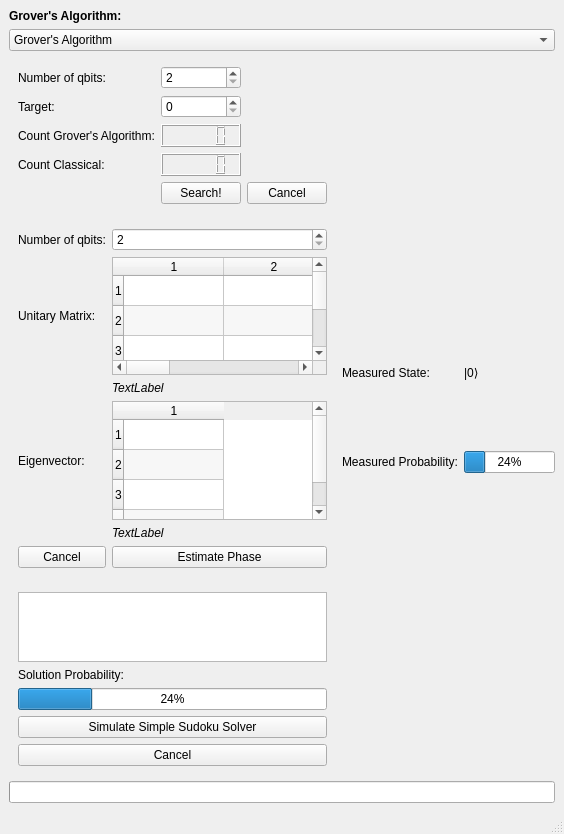
Old version of the form qcp/gui/form.ui in the repository Tiernan8r/quantum_computing_project.
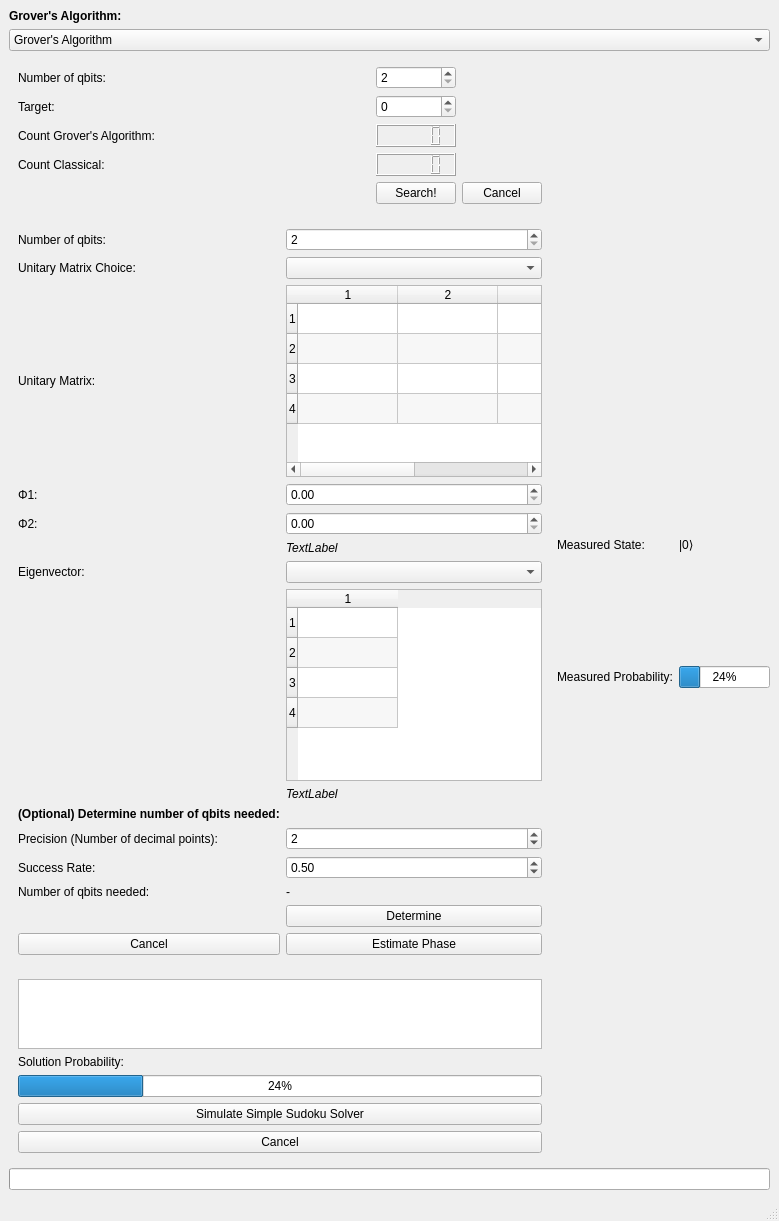
New version of the form.

Commit message: move unitary matrices enum out of qcp/cli to qcp/algorithms

What changed in the file:
```diff
--- a/qcp/gui/form.ui
+++ b/qcp/gui/form.ui
@@ -339,7 +339,7 @@
           <layout class="QVBoxLayout" name="verticalLayout_2">
            <item>
             <layout class="QGridLayout" name="phase_estimation_grid_layout">
-             <item row="4" column="1">
+             <item row="10" column="2">
               <widget class="QLabel" name="unitary_error_label">
                <property name="palette">
                 <palette>
@@ -469,33 +469,8 @@
                </property>
               </widget>
              </item>
-             <item row="6" column="1">
-              <widget class="QTableWidget" name="table_input_eigenvector_pe">
-               <property name="alternatingRowColors">
-                <bool>true</bool>
-               </property>
-               <property name="rowCount">
-                <number>4</number>
-               </property>
-               <property name="columnCount">
-                <number>1</number>
-               </property>
-               <row/>
-               <row/>
-               <row/>
-               <row/>
-               <column/>
-              </widget>
-             </item>
-             <item row="2" column="0">
-              <widget class="QLabel" name="label_unitary_pe">
-               <property name="text">
-                <string>Unitary Matrix:</string>
-               </property>
-              </widget>
-             </item>
-             <item row="1" column="1">
-              <spacer name="verticalSpacer_11">
+             <item row="9" column="2">
+              <spacer name="verticalSpacer_10">
                <property name="orientation">
                 <enum>Qt::Vertical</enum>
                </property>
@@ -507,15 +482,22 @@
                </property>
               </spacer>
              </item>
-             <item row="10" column="1">
-              <widget class="QPushButton" name="estimate_phase_button_pe">
+             <item row="19" column="0">
+              <widget class="QLabel" name="label_optional_determine">
                <property name="text">
-                <string>Estimate Phase</string>
+                <string>&lt;html&gt;&lt;head/&gt;&lt;body&gt;&lt;p&gt;&lt;span style=&quot; font-weight:700;&quot;&gt;(Optional) Determine number of qbits needed:&lt;/span&gt;&lt;/p&gt;&lt;/body&gt;&lt;/html&gt;</string>
                </property>
               </widget>
              </item>
-             <item row="7" column="1">
-              <spacer name="verticalSpacer_8">
+             <item row="6" column="2">
+              <widget class="QDoubleSpinBox" name="phi_1_spin_box">
+               <property name="singleStep">
+                <double>0.100000000000000</double>
+               </property>
+              </widget>
+             </item>
+             <item row="17" column="2">
+              <spacer name="verticalSpacer_7">
                <property name="orientation">
                 <enum>Qt::Vertical</enum>
                </property>
@@ -527,15 +509,72 @@
                </property>
               </spacer>
              </item>
+             <item row="27" column="0">
+              <widget class="QPushButton" name="cancel_button_pe">
+               <property name="text">
+                <string>Cancel</string>
+               </property>
+              </widget>
+             </item>
              <item row="6" column="0">
+              <widget class="QLabel" name="label_phi_1">
+               <property name="text">
+                <string>Φ1:</string>
+               </property>
+              </widget>
+             </item>
+             <item row="11" column="2">
+              <spacer name="verticalSpacer_9">
+               <property name="orientation">
+                <enum>Qt::Vertical</enum>
+               </property>
+               <property name="sizeHint" stdset="0">
+                <size>
+                 <width>20</width>
+                 <height>40</height>
+                </size>
+               </property>
+              </spacer>
+             </item>
+             <item row="2" column="2">
+              <widget class="QComboBox" name="unitary_matrix_combo_box"/>
+             </item>
+             <item row="8" column="2">
+              <widget class="QDoubleSpinBox" name="phi_2_spinbox">
+               <property name="singleStep">
+                <double>0.100000000000000</double>
+               </property>
+              </widget>
+             </item>
+             <item row="8" column="0">
+              <widget class="QLabel" name="label_phi_2">
+               <property name="text">
+                <string>Φ2:</string>
+               </property>
+              </widget>
+             </item>
+             <item row="22" column="0">
+              <spacer name="verticalSpacer_27">
+               <property name="orientation">
+                <enum>Qt::Vertical</enum>
+               </property>
+               <property name="sizeHint" stdset="0">
+                <size>
+                 <width>20</width>
+                 <height>40</height>
+                </size>
+               </property>
+              </spacer>
+             </item>
+             <item row="12" column="0">
               <widget class="QLabel" name="label_eigenvactor_pe">
                <property name="text">
                 <string>Eigenvector:</string>
                </property>
               </widget>
              </item>
-             <item row="5" column="1">
-              <spacer name="verticalSpacer_9">
+             <item row="20" column="0">
+              <spacer name="verticalSpacer_26">
                <property name="orientation">
                 <enum>Qt::Vertical</enum>
                </property>
@@ -547,165 +586,22 @@
                </property>
               </spacer>
              </item>
-             <item row="3" column="1">
-              <spacer name="verticalSpacer_10">
-               <property name="orientation">
-                <enum>Qt::Vertical</enum>
-               </property>
-               <property name="sizeHint" stdset="0">
-                <size>
-                 <width>20</width>
-                 <height>40</height>
-                </size>
-               </property>
-              </spacer>
-             </item>
-             <item row="0" column="1">
+             <item row="0" column="2">
               <widget class="QSpinBox" name="input_nqbits_pe">
                <property name="minimum">
                 <number>2</number>
                </property>
               </widget>
              </item>
-             <item row="8" column="1">
-              <widget class="QLabel" name="eigenvector_error_label">
-               <property name="palette">
-                <palette>
-                 <active>
-                  <colorrole role="WindowText">
-                   <brush brushstyle="SolidPattern">
-                    <color alpha="255">
-                     <red>255</red>
-                     <green>0</green>
-                     <blue>0</blue>
-                    </color>
-                   </brush>
-                  </colorrole>
-                  <colorrole role="Text">
-                   <brush brushstyle="SolidPattern">
-                    <color alpha="255">
-                     <red>255</red>
-                     <green>0</green>
-                     <blue>0</blue>
-                    </color>
-                   </brush>
-                  </colorrole>
-                  <colorrole role="BrightText">
-                   <brush brushstyle="SolidPattern">
-                    <color alpha="255">
-                     <red>255</red>
-                     <green>0</green>
-                     <blue>0</blue>
-                    </color>
-                   </brush>
-                  </colorrole>
-                  <colorrole role="ButtonText">
-                   <brush brushstyle="SolidPattern">
-                    <color alpha="255">
-                     <red>255</red>
-                     <green>0</green>
-                     <blue>0</blue>
-                    </color>
-                   </brush>
-                  </colorrole>
-                 </active>
-                 <inactive>
-                  <colorrole role="WindowText">
-                   <brush brushstyle="SolidPattern">
-                    <color alpha="255">
-                     <red>0</red>
-                     <green>0</green>
-                     <blue>0</blue>
-                    </color>
-                   </brush>
-                  </colorrole>
-                  <colorrole role="Text">
-                   <brush brushstyle="SolidPattern">
-                    <color alpha="255">
-                     <red>0</red>
-                     <green>0</green>
-                     <blue>0</blue>
-                    </color>
-                   </brush>
-                  </colorrole>
-                  <colorrole role="BrightText">
-                   <brush brushstyle="SolidPattern">
-                    <color alpha="255">
-                     <red>255</red>
-                     <green>255</green>
-                     <blue>255</blue>
-                    </color>
-                   </brush>
-                  </colorrole>
-                  <colorrole role="ButtonText">
-                   <brush brushstyle="SolidPattern">
-                    <color alpha="255">
-                     <red>0</red>
-                     <green>0</green>
-                     <blue>0</blue>
-                    </color>
-                   </brush>
-                  </colorrole>
-                 </inactive>
-                 <disabled>
-                  <colorrole role="WindowText">
-                   <brush brushstyle="SolidPattern">
-                    <color alpha="255">
-                     <red>190</red>
-                     <green>190</green>
-                     <blue>190</blue>
-                    </color>
-                   </brush>
-                  </colorrole>
-                  <colorrole role="Text">
-                   <brush brushstyle="SolidPattern">
-                    <color alpha="255">
-                     <red>190</red>
-                     <green>190</green>
-                     <blue>190</blue>
-                    </color>
-                   </brush>
-                  </colorrole>
-                  <colorrole role="BrightText">
-                   <brush brushstyle="SolidPattern">
-                    <color alpha="255">
-                     <red>255</red>
-                     <green>0</green>
-                     <blue>0</blue>
-                    </color>
-                   </brush>
-                  </colorrole>
-                  <colorrole role="ButtonText">
-                   <brush brushstyle="SolidPattern">
-                    <color alpha="255">
-                     <red>190</red>
-                     <green>190</green>
-                     <blue>190</blue>
-                    </color>
-                   </brush>
-                  </colorrole>
-                 </disabled>
-                </palette>
-               </property>
-               <property name="font">
-                <font>
-                 <italic>true</italic>
-                </font>
-               </property>
+             <item row="4" column="0">
+              <widget class="QLabel" name="label_unitary_pe">
                <property name="text">
-                <string>TextLabel</string>
+                <string>Unitary Matrix:</string>
                </property>
               </widget>
              </item>
-             <item row="10" column="0">
-              <widget class="QPushButton" name="cancel_button_pe">
-               <property name="text">
-                <string>Cancel</string>
-               </property>
-              </widget>
-             </item>
-             <item row="9" column="1">
-              <spacer name="verticalSpacer_7">
+             <item row="14" column="2">
+              <spacer name="verticalSpacer_8">
                <property name="orientation">
                 <enum>Qt::Vertical</enum>
                </property>
@@ -717,15 +613,21 @@
                </property>
               </spacer>
              </item>
-             <item row="0" column="0">
-              <widget class="QLabel" name="label_nqbits_pe">
+             <item row="2" column="0">
+              <widget class="QLabel" name="unitary_matrix_choice_label">
                <property name="text">
-                <string>Number of qbits:</string>
+                <string>Unitary Matrix Choice:</string>
                </property>
               </widget>
              </item>
-             <item row="2" column="1">
+             <item row="4" column="2">
               <widget class="QTableWidget" name="table_input_unitary_pe">
+               <property name="sizePolicy">
+                <sizepolicy hsizetype="Fixed" vsizetype="Fixed">
+                 <horstretch>0</horstretch>
+                 <verstretch>0</verstretch>
+                </sizepolicy>
+               </property>
                <property name="alternatingRowColors">
                 <bool>true</bool>
                </property>
@@ -751,6 +653,316 @@
                <column/>
               </widget>
              </item>
+             <item row="18" column="0">
+              <spacer name="verticalSpacer_25">
+               <property name="orientation">
+                <enum>Qt::Vertical</enum>
+               </property>
+               <property name="sizeHint" stdset="0">
+                <size>
+                 <width>20</width>
+                 <height>40</height>
+                </size>
+               </property>
+              </spacer>
+             </item>
+             <item row="21" column="0">
+              <widget class="QLabel" name="label_precision">
+               <property name="text">
+                <string>Precision (Number of decimal points):</string>
+               </property>
+              </widget>
+             </item>
+             <item row="27" column="2">
+              <widget class="QPushButton" name="estimate_phase_button_pe">
+               <property name="text">
+                <string>Estimate Phase</string>
+               </property>
+              </widget>
+             </item>
+             <item row="26" column="2">
+              <widget class="QPushButton" name="button_determine_nqbits">
+               <property name="text">
+                <string>Determine</string>
+               </property>
+              </widget>
+             </item>
+             <item row="21" column="2">
+              <widget class="QSpinBox" name="precision_spin_box">
+               <property name="minimum">
+                <number>1</number>
+               </property>
+               <property name="value">
+                <number>2</number>
+               </property>
+              </widget>
+             </item>
+             <item row="3" column="2">
+              <spacer name="verticalSpacer_22">
+               <property name="orientation">
+                <enum>Qt::Vertical</enum>
+               </property>
+               <property name="sizeHint" stdset="0">
+                <size>
+                 <width>20</width>
+                 <height>40</height>
+                </size>
+               </property>
+              </spacer>
+             </item>
+             <item row="23" column="2">
+              <widget class="QDoubleSpinBox" name="success_rate_spin_box">
+               <property name="minimum">
+                <double>0.010000000000000</double>
+               </property>
+               <property name="maximum">
+                <double>1.000000000000000</double>
+               </property>
+               <property name="singleStep">
+                <double>0.010000000000000</double>
+               </property>
+               <property name="value">
+                <double>0.500000000000000</double>
+               </property>
+              </widget>
+             </item>
+             <item row="0" column="0">
+              <widget class="QLabel" name="label_nqbits_pe">
+               <property name="text">
+                <string>Number of qbits:</string>
+               </property>
+              </widget>
+             </item>
+             <item row="5" column="0">
+              <spacer name="verticalSpacer_23">
+               <property name="orientation">
+                <enum>Qt::Vertical</enum>
+               </property>
+               <property name="sizeHint" stdset="0">
+                <size>
+                 <width>20</width>
+                 <height>40</height>
+                </size>
+               </property>
+              </spacer>
+             </item>
+             <item row="13" column="2">
+              <widget class="QTableWidget" name="table_input_eigenvector_pe">
+               <property name="sizePolicy">
+                <sizepolicy hsizetype="Fixed" vsizetype="Fixed">
+                 <horstretch>0</horstretch>
+                 <verstretch>0</verstretch>
+                </sizepolicy>
+               </property>
+               <property name="alternatingRowColors">
+                <bool>true</bool>
+               </property>
+               <property name="rowCount">
+                <number>4</number>
+               </property>
+               <property name="columnCount">
+                <number>1</number>
+               </property>
+               <row/>
+               <row/>
+               <row/>
+               <row/>
+               <column/>
+              </widget>
+             </item>
+             <item row="15" column="2">
+              <widget class="QLabel" name="eigenvector_error_label">
+               <property name="palette">
+                <palette>
+                 <active>
+                  <colorrole role="WindowText">
+                   <brush brushstyle="SolidPattern">
+                    <color alpha="255">
+                     <red>255</red>
+                     <green>0</green>
+                     <blue>0</blue>
+                    </color>
+                   </brush>
+                  </colorrole>
+                  <colorrole role="Text">
+                   <brush brushstyle="SolidPattern">
+                    <color alpha="255">
+                     <red>255</red>
+                     <green>0</green>
+                     <blue>0</blue>
+                    </color>
+                   </brush>
+                  </colorrole>
+                  <colorrole role="BrightText">
+                   <brush brushstyle="SolidPattern">
+                    <color alpha="255">
+                     <red>255</red>
+                     <green>0</green>
+                     <blue>0</blue>
+                    </color>
+                   </brush>
+                  </colorrole>
+                  <colorrole role="ButtonText">
+                   <brush brushstyle="SolidPattern">
+                    <color alpha="255">
+                     <red>255</red>
+                     <green>0</green>
+                     <blue>0</blue>
+                    </color>
+                   </brush>
+                  </colorrole>
+                 </active>
+                 <inactive>
+                  <colorrole role="WindowText">
+                   <brush brushstyle="SolidPattern">
+                    <color alpha="255">
+                     <red>0</red>
+                     <green>0</green>
+                     <blue>0</blue>
+                    </color>
+                   </brush>
+                  </colorrole>
+                  <colorrole role="Text">
+                   <brush brushstyle="SolidPattern">
+                    <color alpha="255">
+                     <red>0</red>
+                     <green>0</green>
+                     <blue>0</blue>
+                    </color>
+                   </brush>
+                  </colorrole>
+                  <colorrole role="BrightText">
+                   <brush brushstyle="SolidPattern">
+                    <color alpha="255">
+                     <red>255</red>
+                     <green>255</green>
+                     <blue>255</blue>
+                    </color>
+                   </brush>
+                  </colorrole>
+                  <colorrole role="ButtonText">
+                   <brush brushstyle="SolidPattern">
+                    <color alpha="255">
+                     <red>0</red>
+                     <green>0</green>
+                     <blue>0</blue>
+                    </color>
+                   </brush>
+                  </colorrole>
+                 </inactive>
+                 <disabled>
+                  <colorrole role="WindowText">
+                   <brush brushstyle="SolidPattern">
+                    <color alpha="255">
+                     <red>190</red>
+                     <green>190</green>
+                     <blue>190</blue>
+                    </color>
+                   </brush>
+                  </colorrole>
+                  <colorrole role="Text">
+                   <brush brushstyle="SolidPattern">
+                    <color alpha="255">
+                     <red>190</red>
+                     <green>190</green>
+                     <blue>190</blue>
+                    </color>
+                   </brush>
+                  </colorrole>
+                  <colorrole role="BrightText">
+                   <brush brushstyle="SolidPattern">
+                    <color alpha="255">
+                     <red>255</red>
+                     <green>0</green>
+                     <blue>0</blue>
+                    </color>
+                   </brush>
+                  </colorrole>
+                  <colorrole role="ButtonText">
+                   <brush brushstyle="SolidPattern">
+                    <color alpha="255">
+                     <red>190</red>
+                     <green>190</green>
+                     <blue>190</blue>
+                    </color>
+                   </brush>
+                  </colorrole>
+                 </disabled>
+                </palette>
+               </property>
+               <property name="font">
+                <font>
+                 <italic>true</italic>
+                </font>
+               </property>
+               <property name="text">
+                <string>TextLabel</string>
+               </property>
+              </widget>
+             </item>
+             <item row="12" column="2">
+              <widget class="QComboBox" name="eigenvector_combo_box"/>
+             </item>
+             <item row="23" column="0">
+              <widget class="QLabel" name="label_success_rate">
+               <property name="text">
+                <string>Success Rate:</string>
+               </property>
+              </widget>
+             </item>
+             <item row="1" column="2">
+              <spacer name="verticalSpacer_11">
+               <property name="orientation">
+                <enum>Qt::Vertical</enum>
+               </property>
+               <property name="sizeHint" stdset="0">
+                <size>
+                 <width>20</width>
+                 <height>40</height>
+                </size>
+               </property>
+              </spacer>
+             </item>
+             <item row="24" column="2">
+              <widget class="QLabel" name="label_nqbits_display">
+               <property name="text">
+                <string>-</string>
+               </property>
+              </widget>
+             </item>
+             <item row="7" column="0">
+              <spacer name="verticalSpacer_24">
+               <property name="orientation">
+                <enum>Qt::Vertical</enum>
+               </property>
+               <property name="sizeHint" stdset="0">
+                <size>
+                 <width>20</width>
+                 <height>40</height>
+                </size>
+               </property>
+              </spacer>
+             </item>
+             <item row="24" column="0">
+              <widget class="QLabel" name="label_number_of_qbits">
+               <property name="text">
+                <string>Number of qbits needed:</string>
+               </property>
+              </widget>
+             </item>
+             <item row="25" column="2">
+              <spacer name="verticalSpacer_28">
+               <property name="orientation">
+                <enum>Qt::Vertical</enum>
+               </property>
+               <property name="sizeHint" stdset="0">
+                <size>
+                 <width>20</width>
+                 <height>40</height>
+                </size>
+               </property>
+              </spacer>
+             </item>
             </layout>
            </item>
           </layout>
```
The commit also changes 3 other files.
